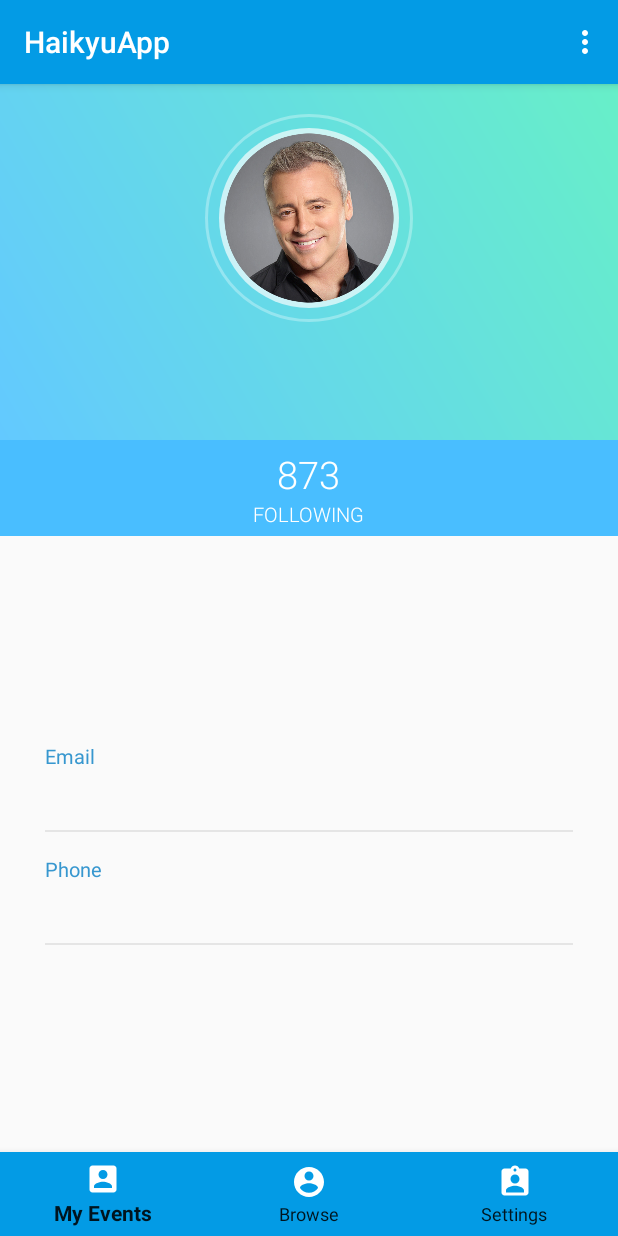
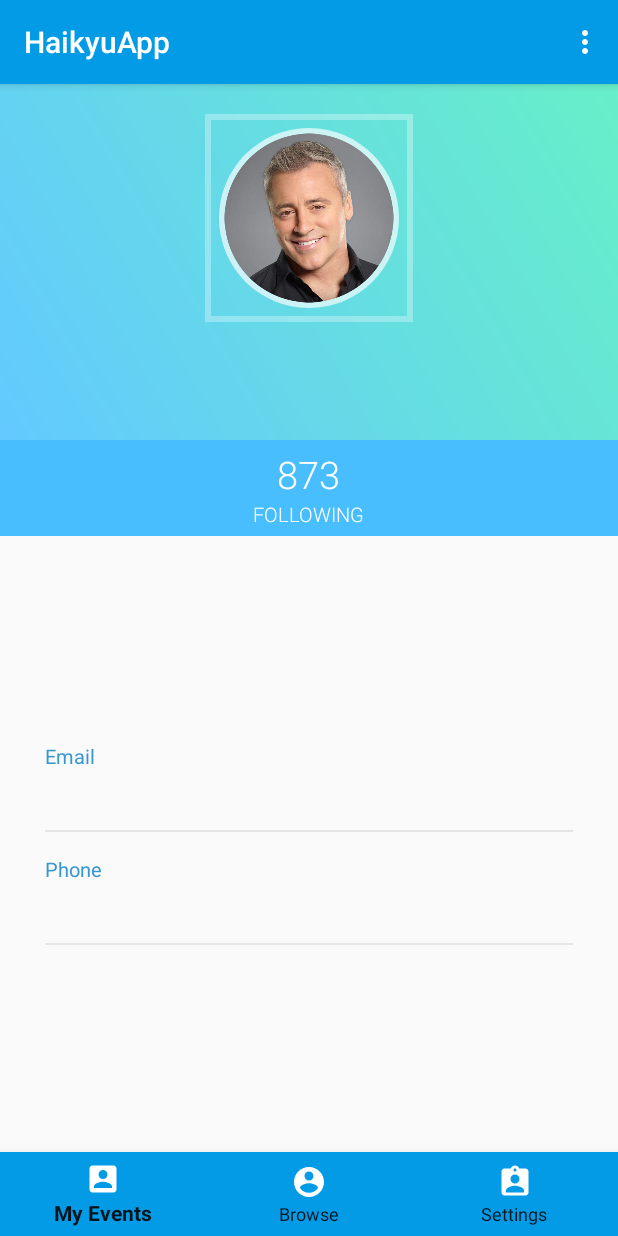
Before and after one commit to supplewalrus/HaikyuAndroid, an Android app: the MyEventsFragment screen opened directly, with no data from a screen before it, on a phone screen of 412 x 824 dp. Run offline under Robolectric (Android 15) with nearby library versions, the phone set to English and light mode, and no system bars; our stand-ins replace ButterKnife, Firebase (no records; nobody signed in at launch, a user with empty details on screens opened directly); pictures from the network do not load; 3 statements that could not run were skipped.

Commit message:
Changed border to rectangle

```diff
--- a/app/src/main/res/drawable/circle_border.xml
+++ b/app/src/main/res/drawable/circle_border.xml
@@ -1,9 +1,9 @@
 <?xml version="1.0" encoding="utf-8"?>
 <shape xmlns:android="http://schemas.android.com/apk/res/android"
-    android:shape="oval">
+    android:shape="rectangle">
 
     <stroke
-        android:width="2dp"
+        android:width="4dp"
         android:color="@color/circleBorder" />
 
 </shape>
```
